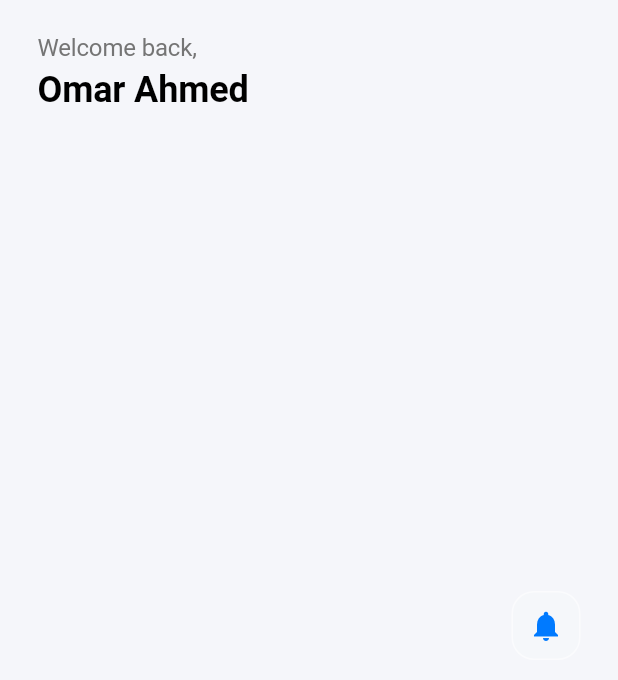
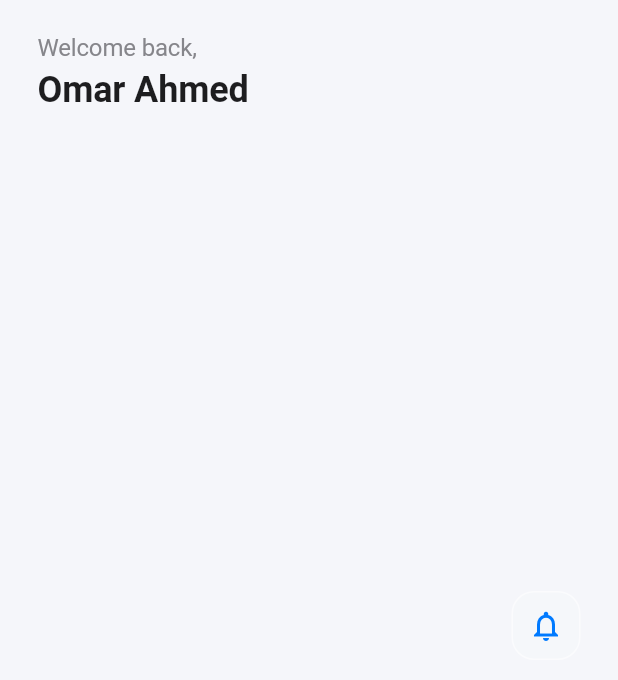
Before and after one commit to Omar-Einstein7/CodeMap, a Flutter app: the HomeHeader widget shown alone on an empty page, opened directly, on a phone screen of 412 x 824 dp. Shown: the top 680 px of the screen. Run offline on Flutter 3.47's test engine with Material 3 defaults, Android fonts, the phone set to English and light mode, and no system bars; our stand-ins replace dio, easy_localization, equatable, flutter_bloc, flutter_dotenv, flutter_native_splash and 6 more; missing offline and left inert: liquid_glass_renderer; accounts and stored records are empty.

Commit message:
feat(home): glass-styled header

```diff
--- a/lib/src/features/home/presentation/widgets/home_header.dart
+++ b/lib/src/features/home/presentation/widgets/home_header.dart
@@ -8,7 +8,6 @@ class HomeHeader extends StatelessWidget {
   @override
   Widget build(BuildContext context) {
     final theme = Theme.of(context);
-    final isLight = theme.brightness == Brightness.light;
     return Padding(
       padding: const EdgeInsets.fromLTRB(25, 20, 25, 10),
       child: Row(
@@ -21,7 +20,7 @@ class HomeHeader extends StatelessWidget {
                 "Welcome back,",
                 style: TextStyle(
                   fontSize: 16,
-                  color: isLight ? Colors.grey[600] : Colors.grey[400],
+                  color: theme.textSecondaryColor,
                 ),
               ),
               Text(
@@ -29,7 +28,7 @@ class HomeHeader extends StatelessWidget {
                 style: TextStyle(
                   fontSize: 24,
                   fontWeight: FontWeight.bold,
-                  color: isLight ? Colors.black : Colors.white,
+                  color: theme.textPrimaryColor,
                 ),
               ),
             ],
@@ -37,17 +36,11 @@ class HomeHeader extends StatelessWidget {
           Container(
             padding: const EdgeInsets.all(10),
             decoration: BoxDecoration(
-              color: isLight
-                  ? AppColors.glassLight
-                  : AppColors.glassDark,
+              color: theme.glassColor,
               borderRadius: BorderRadius.circular(15),
-              border: Border.all(
-                color: isLight
-                    ? AppColors.glassBorderLight
-                    : AppColors.glassBorderDark,
-              ),
+              border: Border.all(color: theme.glassBorder),
             ),
-            child: Icon(Icons.notifications, color: theme.primaryColor),
+            child: Icon(Icons.notifications_outlined, color: theme.colorScheme.primary),
           ),
         ],
       ),
```
